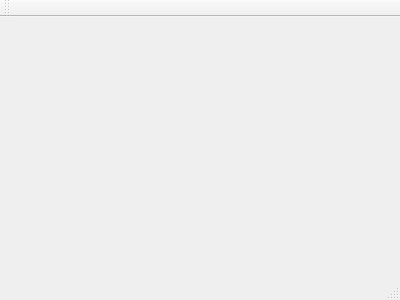
First picture: the form in mainwindow.ui, repository AtlantisCD9/QStatistic, before the edit.
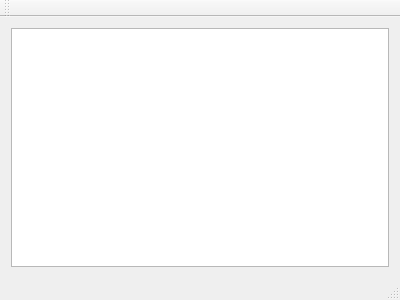
Second picture: the form after the edit.

What changed in the file:
```diff
--- a/mainwindow.ui
+++ b/mainwindow.ui
@@ -13,7 +13,13 @@
   <property name="windowTitle">
    <string>MainWindow</string>
   </property>
-  <widget class="QWidget" name="centralWidget"/>
+  <widget class="QWidget" name="centralWidget">
+   <layout class="QGridLayout" name="gridLayout">
+    <item row="0" column="0">
+     <widget class="QTableView" name="tableView"/>
+    </item>
+   </layout>
+  </widget>
   <widget class="QMenuBar" name="menuBar">
    <property name="geometry">
     <rect>
```
